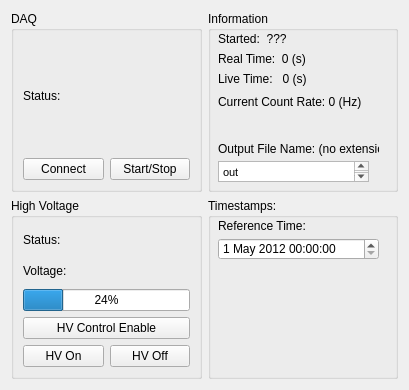
This is examples/LynxDAQ/src/DAQControlWidget.ui in benyee/grif as Qt 5 draws it before an edit. The edited form follows.
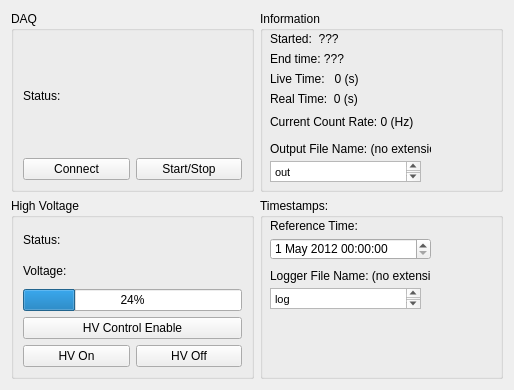
This is the edited form.

Commit message: Added logger capability, timestamping of files, new Analysis GUI window

```diff
--- a/examples/LynxDAQ/src/DAQControlWidget.ui
+++ b/examples/LynxDAQ/src/DAQControlWidget.ui
@@ -6,7 +6,7 @@
    <rect>
     <x>0</x>
     <y>0</y>
-    <width>409</width>
+    <width>514</width>
     <height>390</height>
    </rect>
   </property>
@@ -145,6 +145,36 @@
        <string>Reference Time:</string>
       </property>
      </widget>
+     <widget class="QTextEdit" name="logFileName">
+      <property name="geometry">
+       <rect>
+        <x>10</x>
+        <y>90</y>
+        <width>151</width>
+        <height>21</height>
+       </rect>
+      </property>
+      <property name="html">
+       <string>&lt;!DOCTYPE HTML PUBLIC &quot;-//W3C//DTD HTML 4.0//EN&quot; &quot;http://www.w3.org/TR/REC-html40/strict.dtd&quot;&gt;
+&lt;html&gt;&lt;head&gt;&lt;meta name=&quot;qrichtext&quot; content=&quot;1&quot; /&gt;&lt;style type=&quot;text/css&quot;&gt;
+p, li { white-space: pre-wrap; }
+&lt;/style&gt;&lt;/head&gt;&lt;body style=&quot; font-family:'MS Shell Dlg 2'; font-size:8.25pt; font-weight:400; font-style:normal;&quot;&gt;
+&lt;p style=&quot; margin-top:0px; margin-bottom:0px; margin-left:0px; margin-right:0px; -qt-block-indent:0; text-indent:0px;&quot;&gt;&lt;span style=&quot; font-size:8pt;&quot;&gt;log&lt;/span&gt;&lt;/p&gt;&lt;/body&gt;&lt;/html&gt;</string>
+      </property>
+     </widget>
+     <widget class="QLabel" name="fileNameInstruction_2">
+      <property name="geometry">
+       <rect>
+        <x>10</x>
+        <y>70</y>
+        <width>161</width>
+        <height>16</height>
+       </rect>
+      </property>
+      <property name="text">
+       <string>Logger File Name: (no extension)</string>
+      </property>
+     </widget>
     </widget>
    </item>
    <item row="1" column="1">
@@ -160,7 +190,7 @@
        <rect>
         <x>10</x>
         <y>20</y>
-        <width>171</width>
+        <width>231</width>
         <height>16</height>
        </rect>
       </property>
@@ -172,7 +202,7 @@
       <property name="geometry">
        <rect>
         <x>10</x>
-        <y>40</y>
+        <y>80</y>
         <width>171</width>
         <height>16</height>
        </rect>
@@ -198,7 +228,7 @@
       <property name="geometry">
        <rect>
         <x>10</x>
-        <y>80</y>
+        <y>100</y>
         <width>161</width>
         <height>21</height>
        </rect>
@@ -237,6 +267,19 @@
        <string>Output File Name: (no extension)</string>
       </property>
      </widget>
+     <widget class="QLabel" name="endTime">
+      <property name="geometry">
+       <rect>
+        <x>10</x>
+        <y>40</y>
+        <width>231</width>
+        <height>16</height>
+       </rect>
+      </property>
+      <property name="text">
+       <string>End time: ???</string>
+      </property>
+     </widget>
     </widget>
    </item>
   </layout>
```
Left out of the diff: 2 changed lines with no effect on the pictures. The commit also changes 13 other files.
